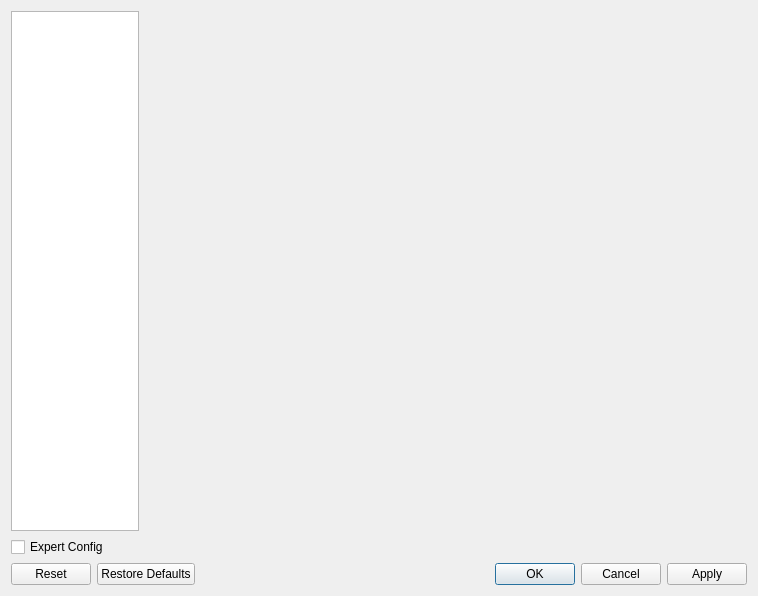
Before: the Qt Designer form src/mumble/ConfigDialog.ui in mumble-voip/mumble, drawn with Qt 5.
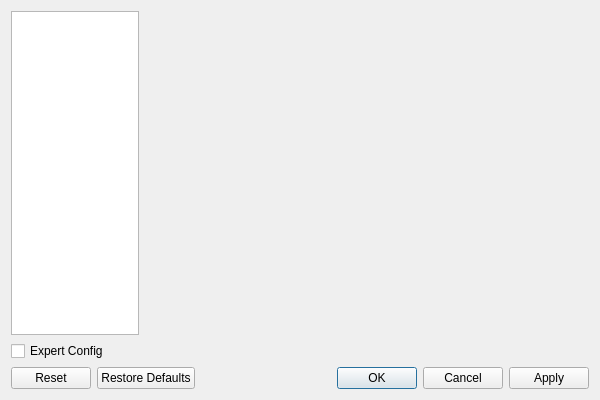
After: the same form once the commit is applied.

Commit message: Multiscreen configdialog resize support

The edit to the form file:
```diff
--- a/src/mumble/ConfigDialog.ui
+++ b/src/mumble/ConfigDialog.ui
@@ -5,8 +5,8 @@
    <rect>
     <x>0</x>
     <y>0</y>
-    <width>758</width>
-    <height>596</height>
+    <width>600</width>
+    <height>400</height>
    </rect>
   </property>
   <property name="windowTitle" >
```
The commit also changes 1 other file.
